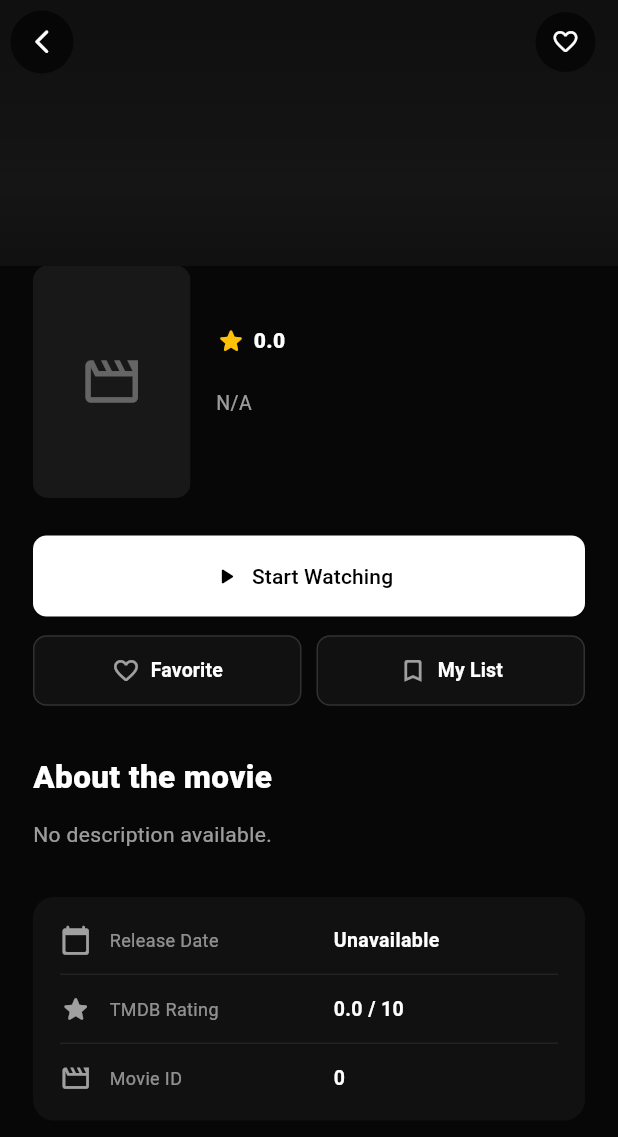
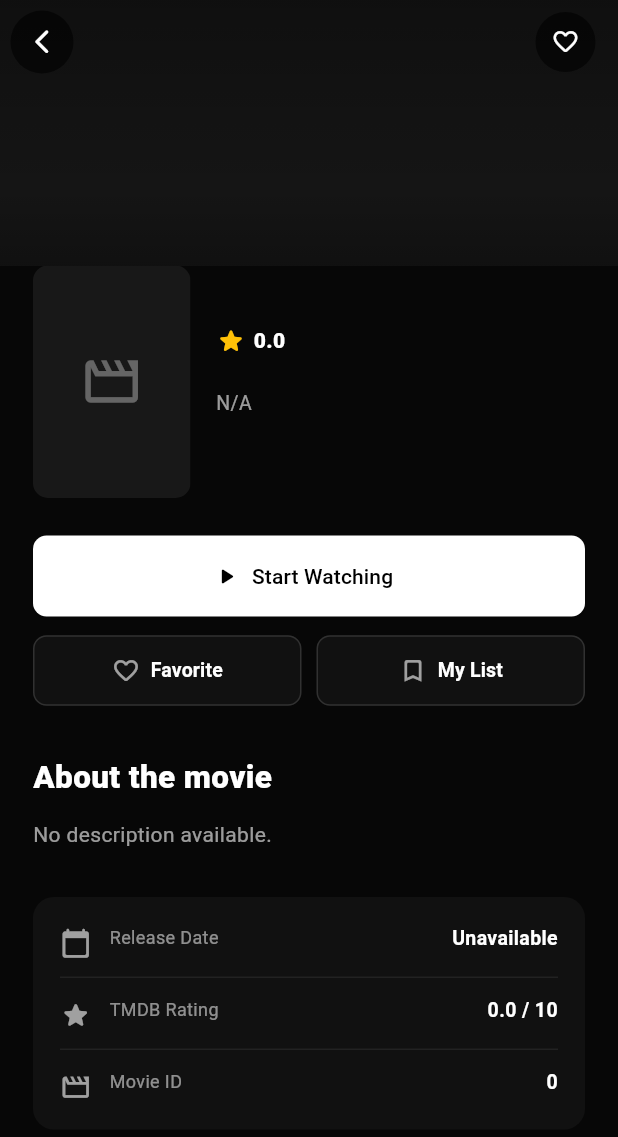
Before and after one commit to Nada-F/movie_app, a Flutter app: the MovieDetailsScreen screen opened directly with empty values, scrolled down 233 dp, on a phone screen of 412 x 824 dp. Shown: the top 1137 px of the screen. Run offline on Flutter 3.47's test engine with Material 3 defaults, Android fonts, the phone set to English and light mode, and no system bars; our stand-ins replace firebase_auth, firebase_core, flutter_dotenv, sqflite, sqflite_common_ffi, sqflite_common_ffi_web; accounts and stored records are empty; network calls fail; Roboto replaces fonts that are missing (Arial).

Commit message:
fix: update movie details screen

```diff
--- a/lib/screens/movie_details_screen.dart
+++ b/lib/screens/movie_details_screen.dart
@@ -1,17 +1,12 @@
 import 'package:flutter/material.dart';
 import 'package:provider/provider.dart';
-
 import '../models/movie.dart';
 import '../controllers/favorite_controller.dart';
 import '../services/tmdb_service.dart';
 
 class MovieDetailsScreen extends StatefulWidget {
   final Movie movie;
-
-  const MovieDetailsScreen({
-    super.key,
-    required this.movie,
-  });
+  const MovieDetailsScreen({super.key, required this.movie});
 
   @override
   State<MovieDetailsScreen> createState() => _MovieDetailsScreenState();
@@ -19,14 +14,13 @@ class MovieDetailsScreen extends StatefulWidget {
 
 class _MovieDetailsScreenState extends State<MovieDetailsScreen> {
   final TMDBService _tmdbService = TMDBService();
+  final ScrollController _castController = ScrollController();
 
   bool _isFavorite = false;
   bool _isWantToWatch = false;
   bool _isContinueWatching = false;
-
   bool _loading = true;
   bool _detailsLoading = true;
-
   Map<String, dynamic>? _details;
 
   @override
@@ -36,12 +30,16 @@ class _MovieDetailsScreenState extends State<MovieDetailsScreen> {
     _loadDetails();
   }
 
+  @override
+  void dispose() {
+    _castController.dispose();
+    super.dispose();
+  }
+
   Future<void> _loadStatus() async {
     final controller = context.read<FavoriteController>();
     final status = await controller.getMovieStatus(widget.movie.id);
-
     if (!mounted) return;
-
     setState(() {
       _isFavorite = status['isFavorite'] ?? false;
       _isWantToWatch = status['isInWatchlist'] ?? false;
@@ -53,16 +51,13 @@ class _MovieDetailsScreenState extends State<MovieDetailsScreen> {
   Future<void> _loadDetails() async {
     try {
       final details = await _tmdbService.getMovieDetails(widget.movie.id);
-
       if (!mounted) return;
-
       setState(() {
         _details = details;
         _detailsLoading = false;
       });
     } catch (_) {
       if (!mounted) return;
-
       setState(() {
         _detailsLoading = false;
       });
@@ -72,48 +67,31 @@ class _MovieDetailsScreenState extends State<MovieDetailsScreen> {
   Future<void> _toggleFavorite() async {
     final controller = context.read<FavoriteController>();
     await controller.toggleFavorite(widget.movie);
-
     if (!mounted) return;
-
     setState(() {
       _isFavorite = !_isFavorite;
     });
-
-    _message(
-      _isFavorite ? 'Added to Favorites' : 'Removed from Favorites',
-    );
+    _message(_isFavorite ? 'Added to Favorites' : 'Removed from Favorites');
   }
 
   Future<void> _toggleWatchlist() async {
     final controller = context.read<FavoriteController>();
     await controller.toggleWatchlist(widget.movie);
-
     if (!mounted) return;
-
     setState(() {
       _isWantToWatch = !_isWantToWatch;
     });
-
-    _message(
-      _isWantToWatch ? 'Added to My List' : 'Removed from My List',
-    );
+    _message(_isWantToWatch ? 'Added to My List' : 'Removed from My List');
   }
 
   Future<void> _toggleContinueWatching() async {
     final controller = context.read<FavoriteController>();
     await controller.toggleContinueWatching(widget.movie);
-
     if (!mounted) return;
-
     setState(() {
       _isContinueWatching = !_isContinueWatching;
     });
-
-    _message(
-      _isContinueWatching
-          ? 'Added to Continue Watching'
-          : 'Removed from Continue Watching',
-    );
+    _message(_isContinueWatching ? 'Added to Continue Watching' : 'Removed from Continue Watching');
   }
 
   void _message(String message) {
@@ -123,11 +101,20 @@ class _MovieDetailsScreenState extends State<MovieDetailsScreen> {
         behavior: SnackBarBehavior.floating,
         backgroundColor: const Color(0xFF242424),
         margin: const EdgeInsets.all(16),
-        shape: RoundedRectangleBorder(
-          borderRadius: BorderRadius.circular(10),
-        ),
+        shape: RoundedRectangleBorder(borderRadius: BorderRadius.circular(10)),
       ),
     );
+  }
+
+  String _formatCurrency(int amount) {
+    if (amount >= 1000000000) {
+      return '\$${(amount / 1000000000).toStringAsFixed(1)}B';
+    } else if (amount >= 1000000) {
+      return '\$${(amount / 1000000).toStringAsFixed(1)}M';
+    } else if (amount >= 1000) {
+      return '\$${(amount / 1000).toStringAsFixed(1)}K';
+    }
+    return '\$$amount';
   }
 
   @override
@@ -136,10 +123,7 @@ class _MovieDetailsScreenState extends State<MovieDetailsScreen> {
       return const Scaffold(
         backgroundColor: Color(0xFF070707),
         body: Center(
-          child: CircularProgressIndicator(
-            color: Colors.white,
-            strokeWidth: 2,
-          ),
+          child: CircularProgressIndicator(color: Colors.white, strokeWidth: 2),
         ),
       );
     }
@@ -160,9 +144,7 @@ class _MovieDetailsScreenState extends State<MovieDetailsScreen> {
             ),
             actions: [
               _circleButton(
-                _isFavorite
-                    ? Icons.favorite_rounded
-                    : Icons.favorite_border_rounded,
+                _isFavorite ? Icons.favorite_rounded : Icons.favorite_border_rounded,
                 _toggleFavorite,
                 iconColor: _isFavorite ? Colors.redAccent : Colors.white,
               ),
@@ -222,13 +204,22 @@ class _MovieDetailsScreenState extends State<MovieDetailsScreen> {
                               ),
                             ),
                             const SizedBox(height: 12),
+                            if (_details?['tagline'] != null &&
+                                _details!['tagline'].toString().isNotEmpty)
+                              Padding(
+                                padding: const EdgeInsets.only(bottom: 8),
+                                child: Text(
+                                  _details!['tagline'].toString(),
+                                  style: const TextStyle(
+                                    color: Color(0x88FFFFFF),
+                                    fontSize: 13,
+                                    fontStyle: FontStyle.italic,
+                                  ),
+                                ),
+                              ),
                             Row(
                               children: [
-                                const Icon(
-                                  Icons.star_rounded,
-                                  color: Colors.amber,
-                                  size: 20,
-                                ),
+                                const Icon(Icons.star_rounded, color: Colors.amber, size: 20),
                                 const SizedBox(width: 5),
                                 Text(
                                   movie.rating.toStringAsFixed(1),
@@ -255,22 +246,16 @@ class _MovieDetailsScreenState extends State<MovieDetailsScreen> {
                     ],
                   ),
                   const SizedBox(height: 25),
-
-
                   SizedBox(
                     width: double.infinity,
                     height: 54,
                     child: ElevatedButton.icon(
                       onPressed: _toggleContinueWatching,
                       icon: Icon(
-                        _isContinueWatching
-                            ? Icons.check_rounded
-                            : Icons.play_arrow_rounded,
+                        _isContinueWatching ? Icons.check_rounded : Icons.play_arrow_rounded,
                       ),
                       label: Text(
-                        _isContinueWatching
-                            ? 'In Continue Watching'
-                            : 'Start Watching',
+                        _isContinueWatching ? 'In Continue Watching' : 'Start Watching',
                       ),
                       style: ElevatedButton.styleFrom(
                         backgroundColor: Colors.white,
@@ -282,15 +267,11 @@ class _MovieDetailsScreenState extends State<MovieDetailsScreen> {
                     ),
                   ),
                   const SizedBox(height: 12),
-
-
                   Row(
                     children: [
                       Expanded(
                         child: _ActionButton(
-                          icon: _isFavorite
-                              ? Icons.favorite_rounded
-                              : Icons.favorite_border_rounded,
+                          icon: _isFavorite ? Icons.favorite_rounded : Icons.favorite_border_rounded,
                           label: 'Favorite',
                           active: _isFavorite,
                           onTap: _toggleFavorite,
@@ -299,9 +280,7 @@ class _MovieDetailsScreenState extends State<MovieDetailsScreen> {
                       const SizedBox(width: 10),
                       Expanded(
                         child: _ActionButton(
-                          icon: _isWantToWatch
-                              ? Icons.bookmark_rounded
-                              : Icons.bookmark_border_rounded,
+                          icon: _isWantToWatch ? Icons.bookmark_rounded : Icons.bookmark_border_rounded,
                           label: 'My List',
                           active: _isWantToWatch,
                           onTap: _toggleWatchlist,
@@ -310,8 +289,6 @@ class _MovieDetailsScreenState extends State<MovieDetailsScreen> {
                     ],
                   ),
                   const SizedBox(height: 32),
-
-
                   const Text(
                     'About the movie',
                     style: TextStyle(
@@ -322,9 +299,7 @@ class _MovieDetailsScreenState extends State<MovieDetailsScreen> {
                   ),
                   const SizedBox(height: 12),
                   Text(
-                    movie.overview.isNotEmpty
-                        ? movie.overview
-                        : 'No description available.',
+                    movie.overview.isNotEmpty ? movie.overview : 'No description available.',
                     style: const TextStyle(
                       color: Color(0x99FFFFFF),
                       fontSize: 14,
@@ -332,10 +307,8 @@ class _MovieDetailsScreenState extends State<MovieDetailsScreen> {
                     ),
                   ),
                   const SizedBox(height: 30),
-
                   _detailsSection(),
                   const SizedBox(height: 32),
-
                   _castSection(),
                 ],
               ),
@@ -346,24 +319,17 @@ class _MovieDetailsScreenState extends State<MovieDetailsScreen> {
     );
   }
 
-
-
   Widget _detailsSection() {
-
     if (_detailsLoading) {
       return const Center(
         child: Padding(
           padding: EdgeInsets.all(20),
-          child: CircularProgressIndicator(
-            color: Colors.white,
-            strokeWidth: 2,
-          ),
+          child: CircularProgressIndicator(color: Colors.white, strokeWidth: 2),
         ),
       );
     }
 
     final details = _details;
-
     if (details == null) {
       return _detailsPanel(widget.movie);
     }
@@ -372,9 +338,15 @@ class _MovieDetailsScreenState extends State<MovieDetailsScreen> {
     final language = details['original_language'];
     final releaseDate = details['release_date'];
     final status = details['status'];
+    final budget = details['budget'];
+    final revenue = details['revenue'];
+    final productionCompanies = (details['production_companies'] as List?)
+        ?.take(3)
+        .map((e) => e['name'].toString())
+        .join(', ');
     final genres = (details['genres'] as List?)
         ?.map((e) => e['name'].toString())
-        .join(', ');
+        .join(' • ');
 
     return Container(
       width: double.infinity,
@@ -386,36 +358,28 @@ class _MovieDetailsScreenState extends State<MovieDetailsScreen> {
       ),
       child: Column(
         children: [
-          _detailRow(
-            Icons.calendar_today_rounded,
-            'Release Date',
-            releaseDate?.toString() ?? 'Unavailable',
-          ),
+          if (genres != null && genres.isNotEmpty) ...[
+            _detailRow(Icons.category_rounded, 'Genre', genres),
             _divider(),
-          _detailRow(
-            Icons.access_time_rounded,
-            'Runtime',
-            runtime != null ? '$runtime minutes' : 'Unavailable',
-          ),
+          ],
+          _detailRow(Icons.calendar_today_rounded, 'Release Date', releaseDate?.toString() ?? 'Unavailable'),
           _divider(),
-          _detailRow(
-            Icons.language_rounded,
-            'Original Language',
-            language?.toString().toUpperCase() ?? 'Unavailable',
-          ),
+          _detailRow(Icons.access_time_rounded, 'Runtime', runtime != null ? '$runtime minutes' : 'Unavailable'),
           _divider(),
-          _detailRow(
-            Icons.movie_filter_rounded,
-            'Status',
-            status?.toString() ?? 'Unavailable',
-          ),
-          if (genres != null && genres.isNotEmpty) ...[
+          _detailRow(Icons.language_rounded, 'Language', language?.toString().toUpperCase() ?? 'Unavailable'),
           _divider(),
-            _detailRow(
-              Icons.category_rounded,
-              'Genres',
-              genres,
-            ),
+          _detailRow(Icons.movie_filter_rounded, 'Status', status?.toString() ?? 'Unavailable'),
+          if (budget != null && budget > 0) ...[
+            _divider(),
+            _detailRow(Icons.attach_money_rounded, 'Budget', _formatCurrency(budget)),
+          ],
+          if (revenue != null && revenue > 0) ...[
+            _divider(),
+            _detailRow(Icons.trending_up_rounded, 'Revenue', _formatCurrency(revenue)),
+          ],
+          if (productionCompanies != null && productionCompanies.isNotEmpty) ...[
+            _divider(),
+            _detailRow(Icons.business_rounded, 'Production', productionCompanies),
           ],
         ],
       ),
@@ -428,35 +392,49 @@ class _MovieDetailsScreenState extends State<MovieDetailsScreen> {
     }
 
     final credits = _details?['credits'];
-
     if (credits == null) {
       return const SizedBox.shrink();
     }
 
     final List cast = credits['cast'] ?? [];
-
     if (cast.isEmpty) {
       return const SizedBox.shrink();
     }
 
-    final visibleCast = cast.take(15).toList();
+    final visibleCast = cast
+        .where((actor) =>
+            actor['profile_path'] != null && actor['profile_path'].toString().isNotEmpty)
+        .take(15)
+        .toList();
+
+    if (visibleCast.isEmpty) {
+      return const SizedBox.shrink();
+    }
 
     return Column(
       crossAxisAlignment: CrossAxisAlignment.start,
       children: [
-        const Text(
+        const Padding(
+          padding: EdgeInsets.symmetric(horizontal: 22),
+          child: Text(
             'Cast',
-          style: TextStyle(
-            color: Colors.white,
-            fontSize: 21,
-            fontWeight: FontWeight.w900,
+            style: TextStyle(color: Colors.white, fontSize: 21, fontWeight: FontWeight.w900),
           ),
         ),
         const SizedBox(height: 15),
         SizedBox(
-          height: 205,
+          height: 210,
+          child: Scrollbar(
+            controller: _castController,
+            thumbVisibility: true,
+            trackVisibility: true,
+            thickness: 4,
+            radius: const Radius.circular(10),
             child: ListView.builder(
+              controller: _castController,
               scrollDirection: Axis.horizontal,
+              physics: const BouncingScrollPhysics(),
+              padding: const EdgeInsets.symmetric(horizontal: 22),
               itemCount: visibleCast.length,
               itemBuilder: (context, index) {
                 final actor = visibleCast[index];
@@ -474,14 +452,18 @@ class _MovieDetailsScreenState extends State<MovieDetailsScreen> {
                         borderRadius: BorderRadius.circular(10),
                         child: SizedBox(
                           width: 120,
-                        height: 145,
-                        child: profilePath != null
-                            ? Image.network(
+                          height: 150,
+                          child: Image.network(
                             'https://image.tmdb.org/t/p/w185$profilePath',
+                            width: 120,
+                            height: 150,
                             fit: BoxFit.cover,
+                            loadingBuilder: (context, child, loadingProgress) {
+                              if (loadingProgress == null) return child;
+                              return _personPlaceholder();
+                            },
                             errorBuilder: (_, __, ___) => _personPlaceholder(),
-                              )
-                            : _personPlaceholder(),
+                          ),
                         ),
                       ),
                       const SizedBox(height: 8),
@@ -509,6 +491,7 @@ class _MovieDetailsScreenState extends State<MovieDetailsScreen> {
                   ),
                 );
               },
+            ),
           ),
         ),
       ],
@@ -588,10 +571,15 @@ class _MovieDetailsScreenState extends State<MovieDetailsScreen> {
 
   Widget _detailRow(IconData icon, String title, String value) {
     return Row(
+      crossAxisAlignment: CrossAxisAlignment.start,
       children: [
-        Icon(icon, color: const Color(0x99FFFFFF), size: 21),
+        Padding(
+          padding: const EdgeInsets.only(top: 2),
+          child: Icon(icon, color: const Color(0x99FFFFFF), size: 21),
+        ),
         const SizedBox(width: 12),
-        Expanded(
+        SizedBox(
+          width: 80,
           child: Text(
             title,
             style: const TextStyle(
@@ -600,7 +588,8 @@ class _MovieDetailsScreenState extends State<MovieDetailsScreen> {
             ),
           ),
         ),
-        Flexible(
+        const SizedBox(width: 8),
+        Expanded(
           child: Text(
             value,
             textAlign: TextAlign.end,
@@ -617,7 +606,6 @@ class _MovieDetailsScreenState extends State<MovieDetailsScreen> {
 
   Widget _poster() {
     final movie = widget.movie;
-
     return ClipRRect(
       borderRadius: BorderRadius.circular(10),
       child: movie.posterUrl.isNotEmpty
@@ -647,13 +635,26 @@ class _MovieDetailsScreenState extends State<MovieDetailsScreen> {
 
   Widget _personPlaceholder() {
     return Container(
+      width: 120,
+      height: 150,
       color: const Color(0xFF181818),
-      child: const Center(
-        child: Icon(
+      child: Column(
+        mainAxisAlignment: MainAxisAlignment.center,
+        children: [
+          Icon(
             Icons.person_rounded,
-          color: Color(0x55FFFFFF),
-          size: 45,
+            color: Colors.grey.shade600,
+            size: 50,
           ),
+          const SizedBox(height: 8),
+          Text(
+            'No Image',
+            style: TextStyle(
+              color: Colors.grey.shade600,
+              fontSize: 11,
+            ),
+          ),
+        ],
       ),
     );
   }
```
Lines whose indentation alone changed are shown as unchanged.
